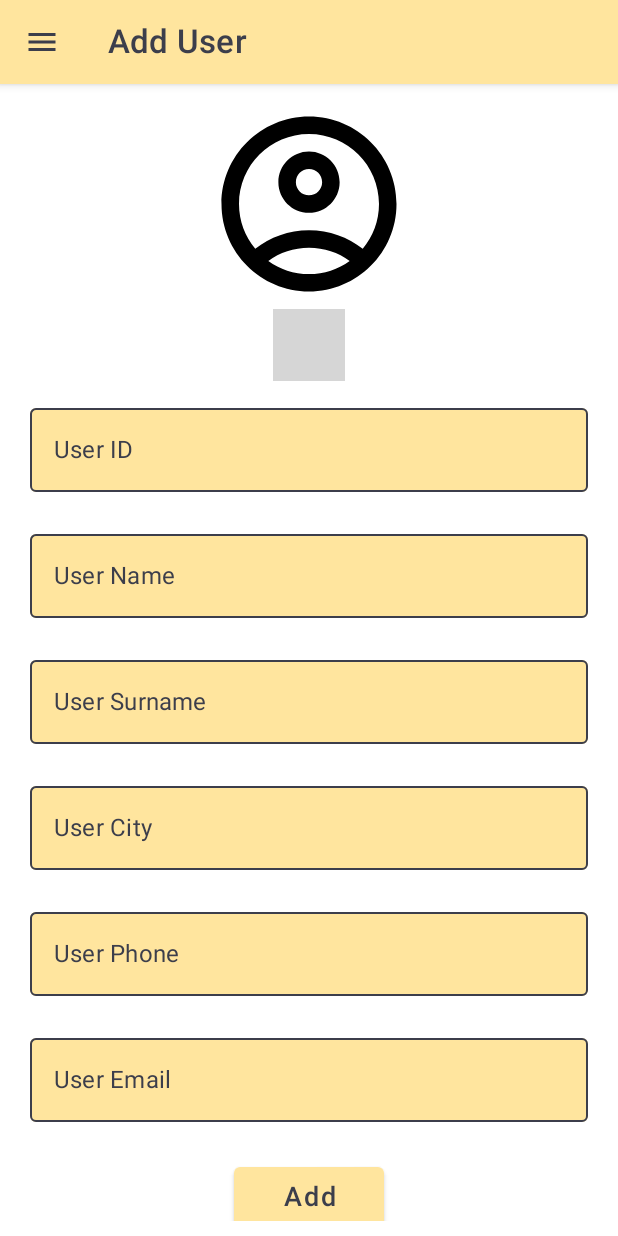
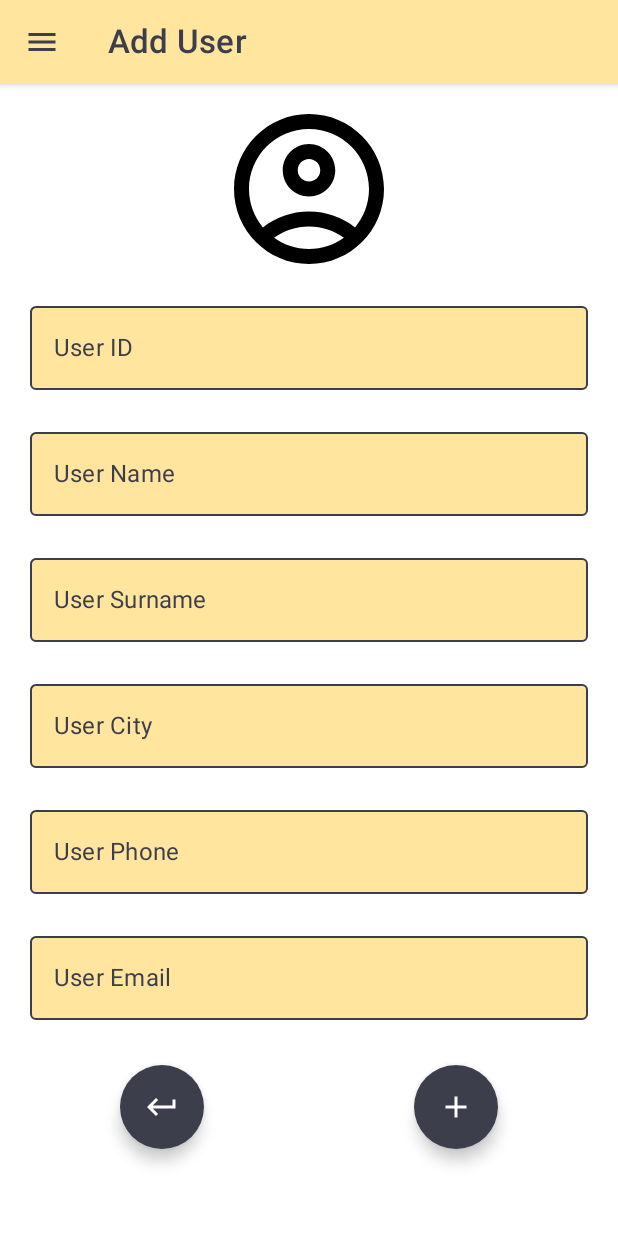
Before and after one commit to ndenicolais/ComposeRoomDatabase, an Android app built with Jetpack Compose: the UserAddPage screen opened through its navigation route, on a phone screen of 412 x 824 dp. Run offline under Robolectric (Android 15) with nearby library versions, the phone set to English and light mode, and no system bars; our stand-ins replace accompanist; grey boxes are pictures that could not be loaded.

Commit message:
Added control on adding user details

```diff
--- a/app/src/main/java/com/denicks21/roomdatabase/screen/UserAddPage.kt
+++ b/app/src/main/java/com/denicks21/roomdatabase/screen/UserAddPage.kt
@@ -2,6 +2,7 @@ package com.denicks21.roomdatabase.screen
 
 import android.annotation.SuppressLint
 import android.content.Context
+import android.widget.Toast
 import androidx.compose.foundation.Image
 import androidx.compose.foundation.layout.*
 import androidx.compose.foundation.rememberScrollState
@@ -9,6 +10,8 @@ import androidx.compose.foundation.text.KeyboardOptions
 import androidx.compose.foundation.verticalScroll
 import androidx.compose.material.*
 import androidx.compose.material.icons.Icons
+import androidx.compose.material.icons.filled.Add
+import androidx.compose.material.icons.filled.KeyboardReturn
 import androidx.compose.material.icons.outlined.AccountCircle
 import androidx.compose.runtime.*
 import androidx.compose.ui.Alignment
@@ -19,13 +22,11 @@ import androidx.compose.ui.platform.LocalContext
 import androidx.compose.ui.text.input.ImeAction
 import androidx.compose.ui.text.input.KeyboardCapitalization
 import androidx.compose.ui.text.input.KeyboardType
-import androidx.compose.ui.text.style.TextAlign
 import androidx.compose.ui.unit.dp
-import androidx.compose.ui.unit.sp
 import androidx.navigation.NavHostController
 import com.denicks21.roomdatabase.model.User
+import com.denicks21.roomdatabase.navigation.NavScreens
 import com.denicks21.roomdatabase.navigation.NavScreens.UserAddPage.title
-import com.denicks21.roomdatabase.ui.composables.CustomMessage
 import com.denicks21.roomdatabase.ui.composables.CustomTextField
 import com.denicks21.roomdatabase.ui.composables.CustomTopBar
 import com.denicks21.roomdatabase.ui.theme.GreyDark
@@ -46,11 +47,11 @@ fun UserAddPage(
     openDrawer: () -> Unit,
 ) {
     val context = LocalContext.current
-    val message = remember { mutableStateOf(false) }
 
     clearAll()
 
     val scrollState = rememberScrollState()
+    val isAdded = remember { mutableStateOf(false) }
 
     Scaffold(
         topBar = {
@@ -75,9 +76,8 @@ fun UserAddPage(
                         Icons.Outlined.AccountCircle,
                         contentDescription = null,
                         contentScale = ContentScale.Crop,
-                        modifier = Modifier.size(140.dp)
+                        modifier = Modifier.size(120.dp)
                     )
-                    CustomMessage(message.value)
                     CustomTextField(
                         modifier = Modifier
                             .padding(all = 10.dp)
@@ -94,6 +94,7 @@ fun UserAddPage(
                         maxLength = 5,
                         maxLines = 1
                     ) {
+                        isAdded.value = true
                         usId = it
                     }
                     CustomTextField(
@@ -112,6 +113,7 @@ fun UserAddPage(
                         maxLength = 50,
                         maxLines = 1
                     ) {
+                        isAdded.value = true
                         usName = it
                     }
                     CustomTextField(
@@ -130,6 +132,7 @@ fun UserAddPage(
                         maxLength = 50,
                         maxLines = 1
                     ) {
+                        isAdded.value = true
                         usSurname = it
                     }
                     CustomTextField(
@@ -148,6 +151,7 @@ fun UserAddPage(
                         maxLength = 50,
                         maxLines = 1
                     ) {
+                        isAdded.value = true
                         usCity = it
                     }
                     CustomTextField(
@@ -166,6 +170,7 @@ fun UserAddPage(
                         maxLength = 50,
                         maxLines = 1
                     ) {
+                        isAdded.value = true
                         usPhone = it
                     }
                     CustomTextField(
@@ -184,13 +189,41 @@ fun UserAddPage(
                         maxLength = 50,
                         maxLines = 1
                     ) {
+                        isAdded.value = true
                         usEmail = it
                     }
                     Spacer(
                         modifier = Modifier.height(20.dp)
                     )
-                    Button(
+                    Row(
+                        modifier = Modifier.fillMaxSize(),
+                        horizontalArrangement = Arrangement.SpaceAround,
+                        verticalAlignment = Alignment.Bottom
+                    ) {
+                        FloatingActionButton(
                             onClick = {
+                                navController.navigate(
+                                    NavScreens.UserListPage.route
+                                )
+                            },
+                            backgroundColor = GreyDark,
+                            contentColor = Color.White
+                        ) {
+                            Icon(
+                                imageVector = Icons.Filled.KeyboardReturn,
+                                contentDescription = "Back"
+                            )
+                        }
+                        FloatingActionButton(
+                            onClick = {
+                                if (
+                                    (isAdded.value) &&
+                                    (usId.isNotEmpty()) &&
+                                    (usName.isNotEmpty()) &&
+                                    (usSurname.isNotEmpty()) &&
+                                    (usCity.isNotEmpty()) &&
+                                    (usEmail.isNotEmpty())
+                                ) {
                                     val user = User(
                                         id = usId.trim().toInt(),
                                         userId = usId.trim().toLong(),
@@ -202,19 +235,20 @@ fun UserAddPage(
                                     )
                                     addUserInDB(context, navController, user, homeViewModel)
                                     clearAll()
+                                } else {
+                                    Toast.makeText(
+                                        context, "Please add User details", Toast.LENGTH_SHORT
+                                    ).show()
+                                }
                             },
-                        modifier = Modifier
-                            .height(50.dp)
-                            .width(100.dp)
-                            .padding(bottom = 10.dp)
+                            backgroundColor = GreyDark,
+                            contentColor = Color.White
                         ) {
-                        Text(
-                            text = "Add",
-                            modifier = Modifier.fillMaxWidth(),
-                            color = GreyDark,
-                            fontSize = 18.sp,
-                            textAlign = TextAlign.Center
+                            Icon(
+                                imageVector = Icons.Filled.Add,
+                                contentDescription = "Add user"
                             )
+                        }
                     }
                 }
             }
@@ -234,7 +268,7 @@ fun addUserInDB(
     context: Context,
     navController: NavHostController,
     user: User,
-    homeViewModel: HomeViewModel
+    homeViewModel: HomeViewModel,
 ) {
     homeViewModel.addUser(user)
     navController.popBackStack()
```
Lines whose indentation alone changed are shown as unchanged.
